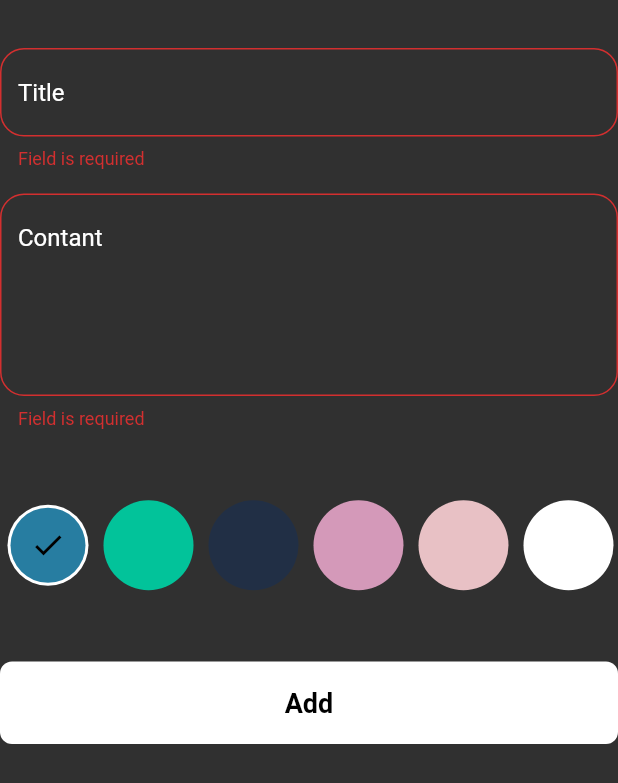
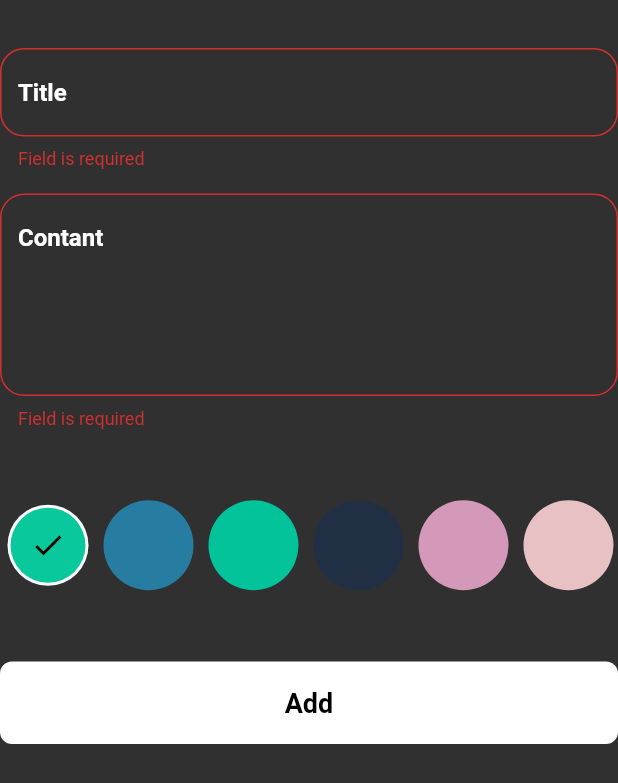
Before and after one commit to osamamahmoud2/Notesapp, a Flutter app: the AddNoteForm widget shown alone on an empty page, opened directly, after a tap on "Add", on a phone screen of 412 x 824 dp. Shown: the top 783 px of the screen. Run offline on Flutter 3.47's test engine with Material 2 defaults, Android fonts, the phone set to English and light mode, and no system bars; our stand-ins replace bloc, flutter_bloc, flutter_staggered_animations, hive, hive_flutter; accounts and stored records are empty; Roboto replaces fonts that are missing (Poppins).

Commit message:
Note Done

```diff
--- a/lib/Views/Widgets/addNoteSheetForm.dart
+++ b/lib/Views/Widgets/addNoteSheetForm.dart
@@ -2,8 +2,8 @@ import 'package:flutter/material.dart';
 import 'package:flutter_bloc/flutter_bloc.dart';
 
 import 'package:noteapp/Models/Note_Model.dart';
+import 'package:noteapp/Views/constanats.dart';
 import '../../Cubits/add_Note_Cubit/add_note_cubit.dart';
-
 
 import 'package:intl/intl.dart';
 
@@ -18,8 +18,8 @@ class AddNoteForm extends StatefulWidget {
   @override
   State<AddNoteForm> createState() => _AddNoteFormState();
 }
+
 DateTime now = DateTime.now();
-
 
 final GlobalKey<FormState> formkey = GlobalKey();
 AutovalidateMode autovalidateMode = AutovalidateMode.disabled;
@@ -54,7 +54,7 @@ class _AddNoteFormState extends State<AddNoteForm> {
           const SizedBox(
             height: 32,
           ),
-          ColorItemList(),
+          const ColorItemList(),
           const SizedBox(
             height: 32,
           ),
@@ -68,10 +68,25 @@ class _AddNoteFormState extends State<AddNoteForm> {
                     var notemodel = NoteModel(
                         titel: titel!,
                         subtitel: subtitel!,
-                        date: DateFormat('yyyy-MM-dd – kk:mm').format(DateTime.now()).toString(),
-
+                        date: DateFormat('yyyy-MM-dd – kk:mm')
+                            .format(DateTime.now())
+                            .toString(),
                         color: Colors.blue.value);
                     BlocProvider.of<AddNoteCubit>(context).addnote(notemodel);
+                    ScaffoldMessenger.of(context).showSnackBar(SnackBar(
+                        backgroundColor: Colors.transparent,
+                        elevation: 0,
+                        content: Container(
+                            height: 90,
+                            decoration: BoxDecoration(
+                                color: Colors.green.shade400,
+                                borderRadius: BorderRadius.circular(9999)),
+                            child: const Center(
+                                child: Text(
+                              'Note Added',
+                              style: TextStyle(
+                                  fontSize: 15, fontWeight: FontWeight.bold),
+                            )))));
                   } else {
                     autovalidateMode = AutovalidateMode.always;
                     setState(() {});
@@ -88,28 +103,34 @@ class _AddNoteFormState extends State<AddNoteForm> {
     );
   }
 }
+
 class ColorItam extends StatelessWidget {
   const ColorItam({super.key, required this.isactive, required this.colors});
   final bool isactive;
   final Color colors;
   @override
   Widget build(BuildContext context) {
-    return isactive?
-     CircleAvatar(
+    return isactive
+        ? CircleAvatar(
             radius: 27,
             backgroundColor: Colors.white,
-      child:    CircleAvatar(
+            child: CircleAvatar(
               radius: 25,
-        backgroundColor:colors,
-       child:const  Icon(Icons.check,color: Colors.black,),
+              backgroundColor: colors,
+              child: const Icon(
+                Icons.check,
+                color: Colors.black,
+              ),
               //Text('choiced',style: TextStyle(color: Colors.black),)
             ),
-    ) :  CircleAvatar(
+          )
+        : CircleAvatar(
             radius: 30,
-      backgroundColor:colors,
+            backgroundColor: colors,
           );
   }
 }
+
 class ColorItemList extends StatefulWidget {
   const ColorItemList({super.key});
 
@@ -118,46 +139,33 @@ class ColorItemList extends StatefulWidget {
 }
 
 class _ColorItemListState extends State<ColorItemList> {
-  int currentindex=0;
-  List<Color> colors=const[
-    Color(0xff277da1),
-     Color(0xff02c39a),
-      Color(0xff212f45),
-       Color(0xffD499B9),
-        Color(0xffE8C1C5),
-        Colors.white,
-         Color(0xff011638),
-     Color(0xfff08080),
-      Color(0xffced4da),
-       Color(0xffb7b7a4),
-        Color(0xffeff6e0),
+  int currentindex = 0;
 
-  ]
-  ;
   @override
   Widget build(BuildContext context) {
     return SizedBox(
-      height: 35*2.6,
+      height: 35 * 2.6,
       child: ListView.builder(
           itemCount: colors.length,
           scrollDirection: Axis.horizontal,
-        itemBuilder:(context,index){
-        return  Padding(
-          padding:const   EdgeInsets.symmetric(horizontal: 5),
-          child:   GestureDetector(
-            onTap: (){
-              currentindex =index;
-              BlocProvider.of<AddNoteCubit>(context).color =colors[index];
-              setState(() {
-
-              });
+          itemBuilder: (context, index) {
+            return Padding(
+              padding: const EdgeInsets.symmetric(horizontal: 5),
+              child: GestureDetector(
+                  onTap: () {
+                    currentindex = index;
+                    BlocProvider.of<AddNoteCubit>(context).color =
+                        colors[index];
+                    setState(() {});
                   },
-            child: ColorItam(isactive: currentindex==index,colors: colors[index],)),
+                  child: ColorItam(
+                    isactive: currentindex == index,
+                    colors: colors[index],
+                  )),
             );
           }),
     );
   }
 }
 
-class Index {
-}
+class Index {}
--- a/lib/Views/Widgets/custombotton.dart
+++ b/lib/Views/Widgets/custombotton.dart
@@ -2,7 +2,8 @@ import 'package:flutter/material.dart';
 import '../constanats.dart';
 
 class CustomBottom extends StatelessWidget {
-  const CustomBottom({Key? key,this.ontap, this.islouding = false}):super(key: key);
+  const CustomBottom({Key? key, this.ontap, this.islouding = false})
+      : super(key: key);
   final void Function()? ontap;
   final bool islouding;
   @override
--- a/lib/Views/Widgets/cutomtextfield.dart
+++ b/lib/Views/Widgets/cutomtextfield.dart
@@ -2,20 +2,25 @@ import 'package:flutter/material.dart';
 import 'package:noteapp/Views/constanats.dart';
 
 class CustomTextField extends StatelessWidget {
-  const   CustomTextField({super.key, required this.hintText, this.mixLine = 1, this.onsaved, this.onChanged  });
+  const CustomTextField(
+      {super.key,
+      required this.hintText,
+      this.mixLine = 1,
+      this.onsaved,
+      this.onChanged});
   final String hintText;
   final int mixLine;
-final void Function(String)? onChanged;
+  final void Function(String)? onChanged;
   final void Function(String?)? onsaved;
   @override
   Widget build(BuildContext context) {
     return TextFormField(
-     onChanged: onChanged ,
+      onChanged: onChanged,
       onSaved: onsaved,
       validator: (value) {
         if (value?.isEmpty ?? true) {
           return 'Field is required';
-        }else {
+        } else {
           return null;
         }
       },
@@ -23,7 +28,8 @@ final void Function(String)? onChanged;
       cursorColor: kPrimaryColor,
       decoration: InputDecoration(
           hintText: hintText,
-          hintStyle: const TextStyle(color: kPrimaryColor),
+          hintStyle: const TextStyle(
+              color: kPrimaryColor, fontWeight: FontWeight.bold),
           focusedBorder: OutlineInputBorder(
               borderSide: const BorderSide(color: kPrimaryColor),
               borderRadius: BorderRadius.circular(16)),
--- a/lib/Views/constanats.dart
+++ b/lib/Views/constanats.dart
@@ -1,4 +1,17 @@
 import 'package:flutter/material.dart';
 
 const kPrimaryColor = Colors.white;
-const kNotesBoxs =  'notes_box';
+const kNotesBoxs = 'notes_box';
+List<Color> colors = const [
+  Color(0xff09c89b),
+  Color(0xff277da1),
+  Color(0xff02c39a),
+  Color(0xff212f45),
+  Color(0xffD499B9),
+  Color(0xffE8C1C5),
+  Colors.white,
+  Color(0xff011638),
+  Color(0xfff08080),
+  Color(0xffced4da),
+  Color(0xffb7b7a4),
+];
```
Also changed, not shown: lib/Views/Widgets/addnotebottomsheet.dart (+6 -8 lines), lib/Views/Widgets/customsearchicon.dart (+12 -10 lines), lib/Views/Widgets/cutomappbar.dart (+6 -5 lines), lib/Views/Widgets/editviewbody.dart (+67 -1 lines), lib/Views/Widgets/noteitem.dart (+54 -19 lines), lib/Views/Widgets/noteveiwbody.dart (+6 -6 lines), lib/Views/editveiwbody.dart (+6 -3 lines). Lines whose indentation alone changed are shown as unchanged.
